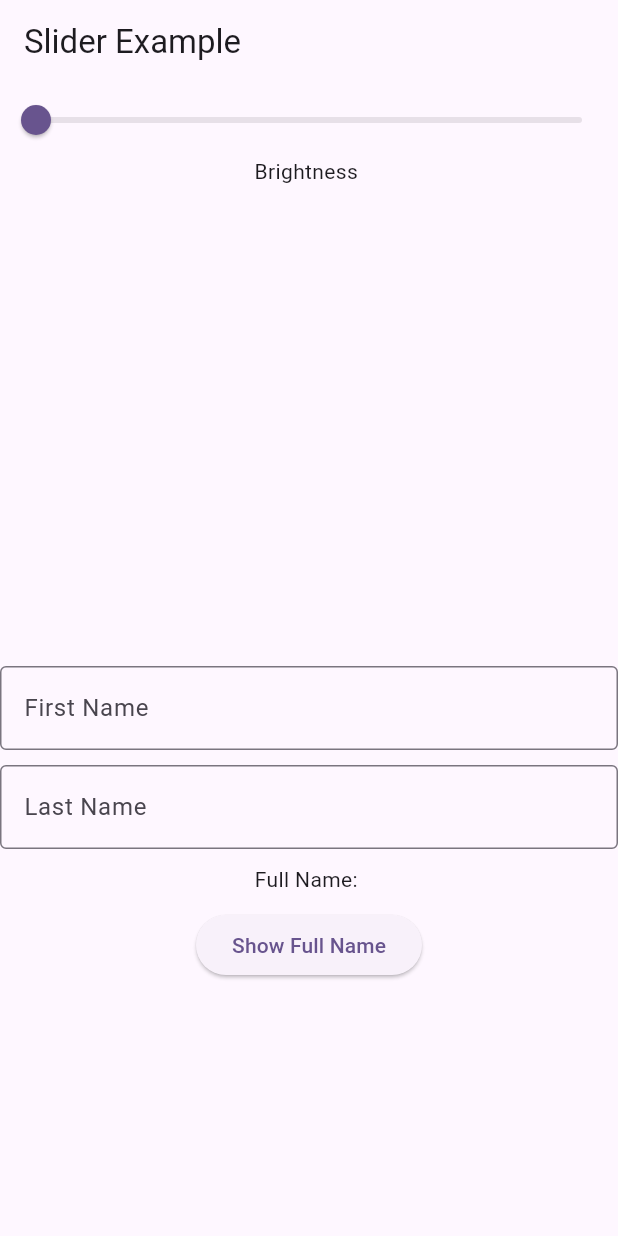
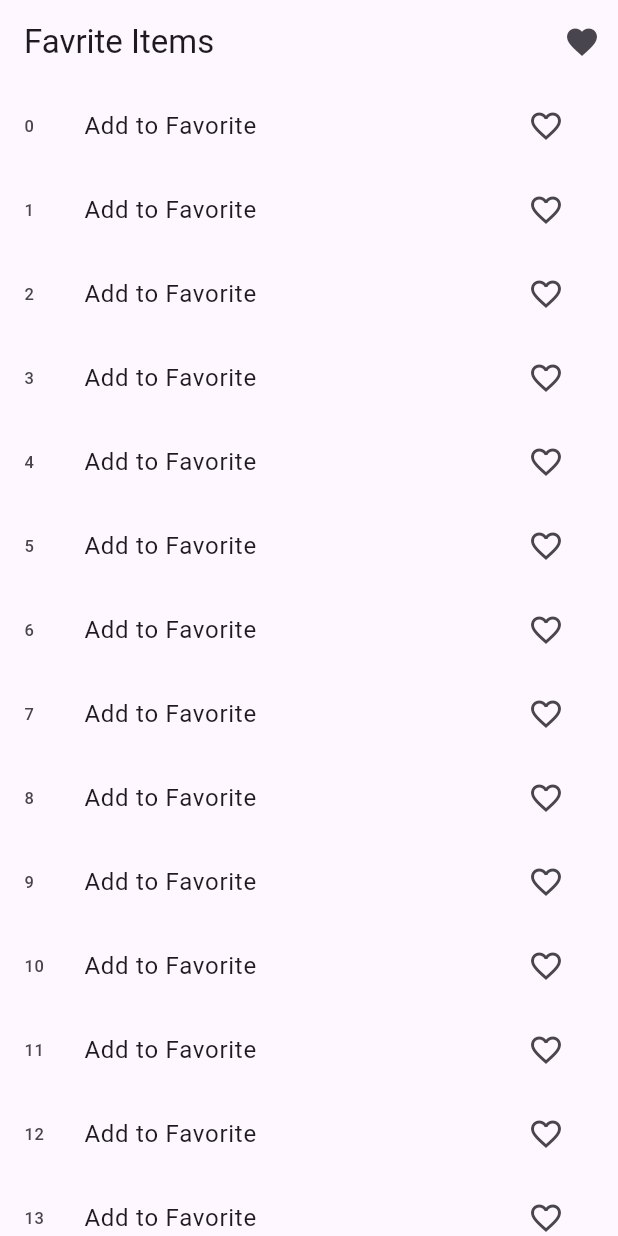
Before and after one commit to sadiqawan/counter_app, a Flutter app: the screen it shows after launch, on a phone screen of 412 x 824 dp. Run offline on Flutter 3.47's test engine with Material 3 defaults, Android fonts, the phone set to English and light mode, and no system bars; missing offline and left inert: dart:js_interop.

Commit message:
Favrite the Items using provider done

```diff
--- a/lib/main.dart
+++ b/lib/main.dart
@@ -1,5 +1,7 @@
 import 'package:counter_app/provider/counter_provider.dart';
+import 'package:counter_app/provider/favorite_provider.dart';
 import 'package:counter_app/provider/slider_provider.dart';
+import 'package:counter_app/screens/favorite_screen.dart';
 import 'package:counter_app/screens/slider_screen.dart';
 import 'package:flutter/material.dart';
 import 'package:provider/provider.dart';
@@ -17,14 +19,16 @@ class MyApp extends StatelessWidget {
       providers: [
         ChangeNotifierProvider(create: (context) => CounterProvider()),
         ChangeNotifierProvider(create: (context) => SliderProvider()),
+        ChangeNotifierProvider(create: (context) => FavoriteProvider())
       ],
       child: MaterialApp(
+        debugShowCheckedModeBanner: false,
         title: 'Flutter Demo',
         theme: ThemeData(
           colorScheme: ColorScheme.fromSeed(seedColor: Colors.deepPurple),
           useMaterial3: true,
         ),
-        home: const SliderScreen(),
+        home: const FavoriteScreen(),
       ),
     );
   }
--- /dev/null
+++ b/lib/provider/favorite_provider.dart
@@ -0,0 +1,14 @@
+import 'package:flutter/cupertino.dart';
+
+class FavoriteProvider extends ChangeNotifier {
+  List<int> favoriteItem = [];
+
+  void setFavorite(int value) {
+    favoriteItem.add(value);
+    notifyListeners();
+  }
+  void removeFavorite(int value) {
+    favoriteItem.remove(value);
+    notifyListeners();
+  }
+}
--- /dev/null
+++ b/lib/screens/favorite_screen.dart
@@ -0,0 +1,60 @@
+import 'dart:js_interop';
+
+import 'package:counter_app/screens/favorite_list_screen.dart';
+import 'package:flutter/material.dart';
+import 'package:provider/provider.dart';
+
+import '../provider/favorite_provider.dart';
+
+class FavoriteScreen extends StatefulWidget {
+  const FavoriteScreen({super.key});
+
+  @override
+  State<FavoriteScreen> createState() => _FavoriteScreenState();
+}
+
+class _FavoriteScreenState extends State<FavoriteScreen> {
+  @override
+  Widget build(BuildContext context) {
+    return Scaffold(
+      appBar: AppBar(
+        title: const Text('Favrite Items'),
+        actions: [
+          IconButton(
+              onPressed: () {
+                Navigator.of(context).push(MaterialPageRoute(
+                    builder: (context) => const FavoriteListScreen()));
+              },
+              icon: const Icon(Icons.favorite))
+        ],
+      ),
+      body: ListView.builder(
+          itemCount: 20,
+          itemBuilder: (context, index) {
+            return Consumer<FavoriteProvider>(
+              builder: (BuildContext context, FavoriteProvider value,
+                  Widget? child) {
+                return ListTile(
+                  leading: Text('$index'),
+                  title: const Text('Add to Favorite'),
+                  trailing: IconButton(
+                    onPressed: () {
+                      if (value.favoriteItem.contains(index)) {
+                        context.read<FavoriteProvider>().removeFavorite(index);
+                      } else {
+                        context.read<FavoriteProvider>().setFavorite(index);
+                      }
+                    },
+                    icon: Icon(
+                      value.favoriteItem.contains(index)
+                          ? Icons.favorite
+                          : Icons.favorite_border,
+                    ),
+                  ),
+                );
+              },
+            );
+          }),
+    );
+  }
+}
```
Also changed, not shown: lib/screens/favorite_list_screen.dart (added, +64 -0 lines).
